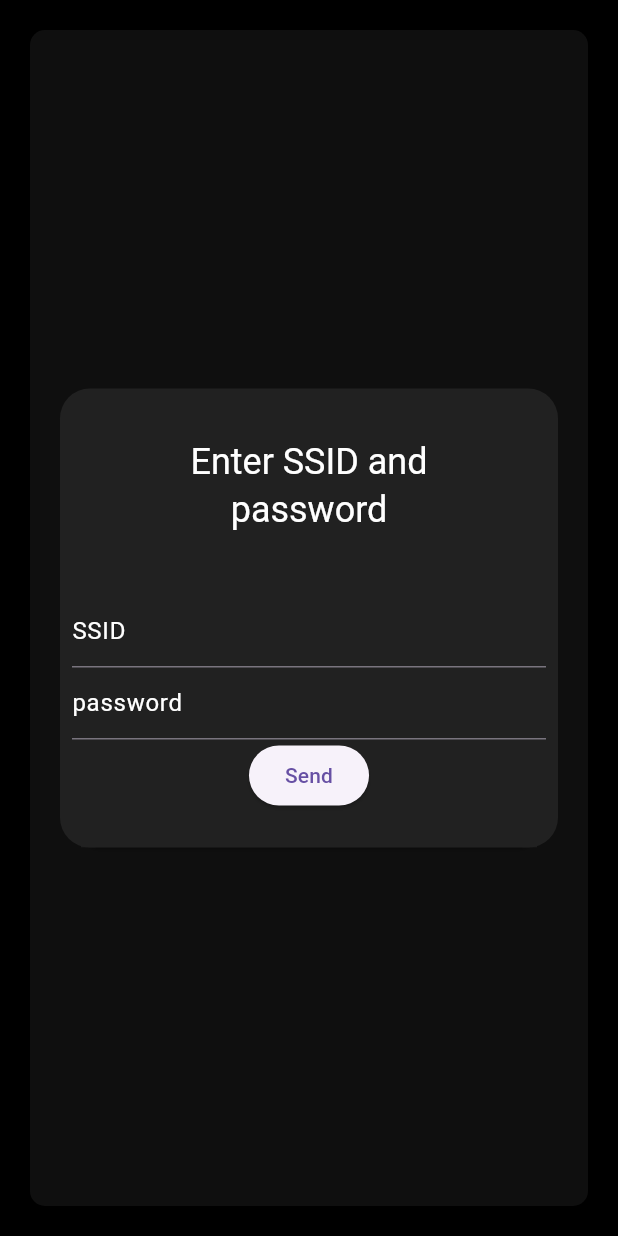
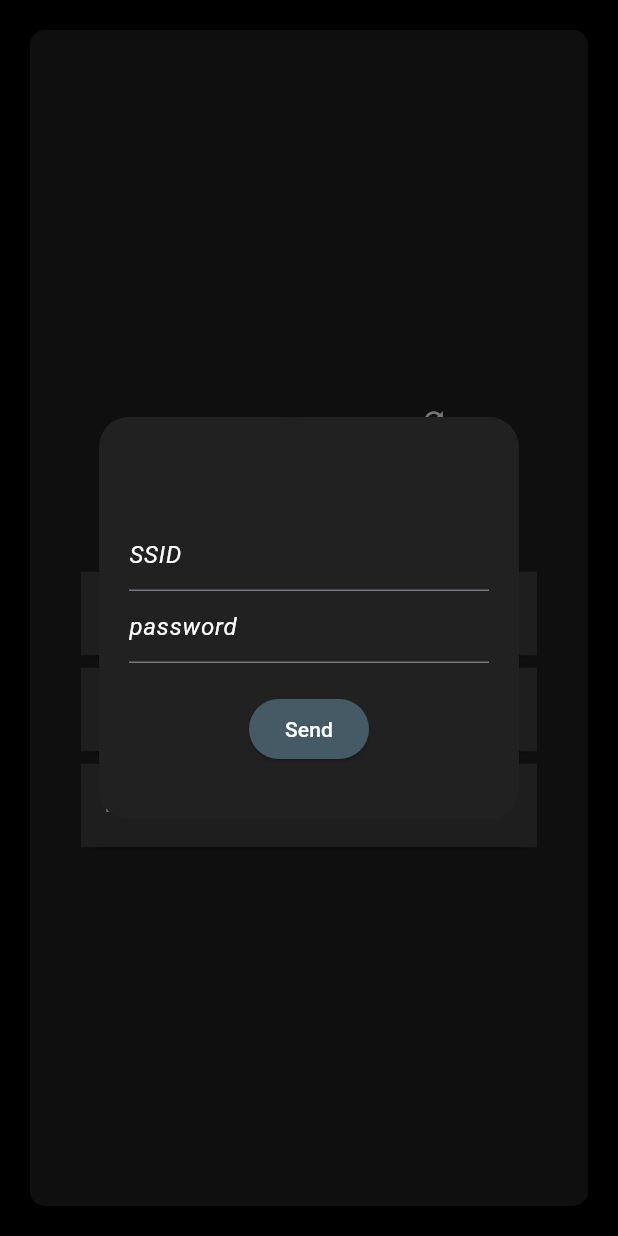
Before and after one commit to dazemc/wipi, a Flutter app: the screen it shows after launch, after a tap on the "add" icon, on a phone screen of 412 x 824 dp. Run offline on Flutter 3.47's test engine with Material 3 defaults, Android fonts, the phone set to English and light mode, and no system bars; our stand-ins replace get.

Commit message:
dialog styling

```diff
--- a/lib/views/wipi_home.dart
+++ b/lib/views/wipi_home.dart
@@ -79,12 +79,9 @@
                     ),
                     onPressed: () {
                       Get.defaultDialog(
-                        titlePadding: const EdgeInsets.all(33),
+                        contentPadding: const EdgeInsets.all(20),
                         backgroundColor: Colors.grey[900],
-                        titleStyle: const TextStyle(
-                          color: Colors.white,
-                        ),
-                        title: "Enter SSID and password",
+                        title: "",
                         content: Column(
                           children: [
                             TextField(
@@ -93,6 +90,7 @@
                                 hintText: 'SSID',
                                 hintStyle: TextStyle(
                                   color: Colors.white,
+                                  fontStyle: FontStyle.italic,
                                 ),
                               ),
                               controller: wipiController.ssidTextController,
@@ -103,11 +101,16 @@
                                 hintText: 'password',
                                 hintStyle: TextStyle(
                                   color: Colors.white,
+                                  fontStyle: FontStyle.italic,
                                 ),
                               ),
                               controller: wipiController.passTextController,
                             ),
+                            const SizedBox(height: 20,),
                             ElevatedButton(
+                              style: ElevatedButton.styleFrom(
+                                backgroundColor: Colors.blueGrey[700],
+                              ),
                               onPressed: () {
                                 wipiController.ssid =
                                     wipiController.ssidTextController.text;
@@ -116,7 +119,12 @@
                                 wipiController.postCredentials();
                                 Get.back(closeOverlays: true);
                               },
-                                child: const Text("Send"))
+                              child: const Text(
+                                style: TextStyle(
+                                  color: Colors.white,
+                                ),
+                                "Send"),
+                            ),
                           ],
                         ),
                       );
```
Lines whose indentation alone changed are shown as unchanged.
